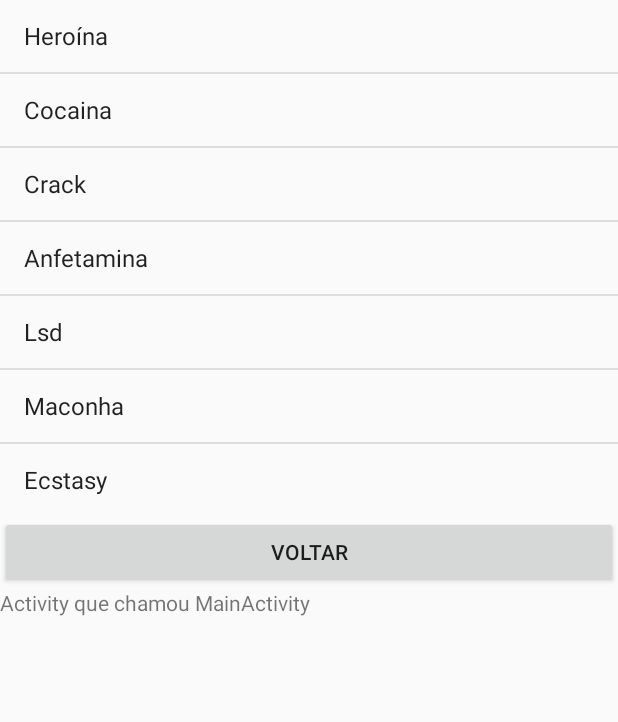
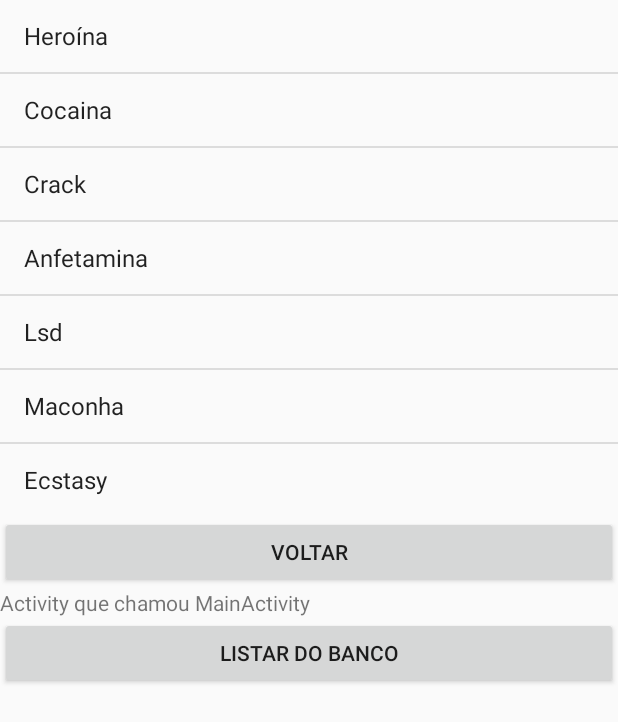
Before and after one commit to beemarcos/AlarmeDeRemedio, an Android app: the screen it shows after launch (ListActivity), after a tap on "LISTAR REMEDIOS", on a phone screen of 412 x 824 dp. Shown: the top 722 px of the screen. Run offline under Robolectric (Android 15) with nearby library versions, the phone set to English and light mode, and no system bars.

Commit message:
Tudo ainda e um exemplo: Lista , Alarme, Duas Activity.

```diff
--- a/app/src/main/java/com/example/marcos/myapplication/DBHelper.java
+++ b/app/src/main/java/com/example/marcos/myapplication/DBHelper.java
@@ -10,7 +10,7 @@ public class DBHelper extends SQLiteOpenHelper{
 
     private static String DB_NAME = "BancoDeDroga";
     private static int DV_VERSION= 1;
-    private static String TABLE_ITENS = "CREATE TABLE droga("+
+    private static String TABLE_ITENS = "CREATE TABLE itens("+
             "id INTEGER PRIMARY KEY AUTOINCREMENT,"+
             "nome TEXT"+
             ");";
--- a/app/src/main/res/layout/list_layout.xml
+++ b/app/src/main/res/layout/list_layout.xml
@@ -24,5 +24,17 @@
         android:id="@+id/text_view_quem_chamou"
         android:text="Activity que chamou"/>
 
+    <Button
+        android:layout_width="match_parent"
+        android:layout_height="wrap_content"
+        android:id="@+id/listar_database_button"
+        android:onClick="listaBanco"
+        android:text="Listar do Banco"/>
+
+    <ListView
+        android:layout_width="match_parent"
+        android:layout_height="wrap_content"
+        android:id="@+id/list_database"/>
+
 
 </LinearLayout>
```
Also changed, not shown: app/src/main/java/com/example/marcos/myapplication/DBManager.java (+27 -0 lines), app/src/main/java/com/example/marcos/myapplication/ListActivity.java (+15 -0 lines), app/src/main/java/com/example/marcos/myapplication/MainActivity.java (+9 -1 lines).
